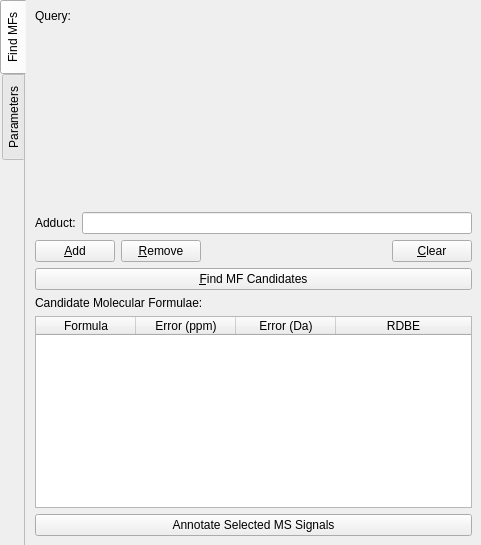
Old version of the form gui/resources/FormulaFinderWindow.ui in the repository mhagar/MzKit.
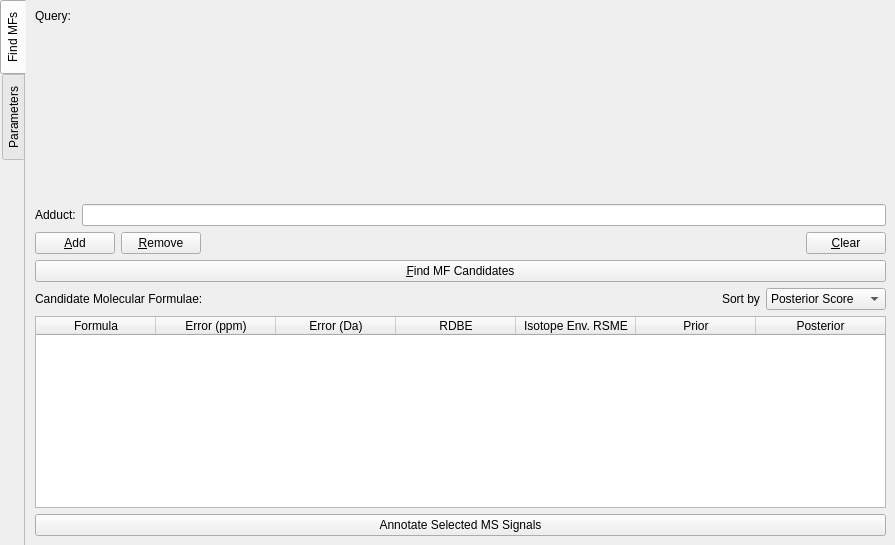
New version of the form. Custom widgets are drawn as their Qt base class.

```diff
--- a/gui/resources/FormulaFinderWindow.ui
+++ b/gui/resources/FormulaFinderWindow.ui
@@ -9,7 +9,7 @@
    <rect>
     <x>0</x>
     <y>0</y>
-    <width>481</width>
+    <width>895</width>
     <height>545</height>
    </rect>
   </property>
@@ -148,14 +148,74 @@
           </widget>
          </item>
          <item>
-          <widget class="QLabel" name="label_2">
-           <property name="text">
-            <string>Candidate Molecular Formulae:</string>
+          <layout class="QHBoxLayout" name="horizontalLayout_3">
+           <property name="bottomMargin">
+            <number>0</number>
            </property>
-          </widget>
+           <item>
+            <widget class="QLabel" name="label_2">
+             <property name="text">
+              <string>Candidate Molecular Formulae:</string>
+             </property>
+            </widget>
+           </item>
+           <item>
+            <spacer name="horizontalSpacer_2">
+             <property name="orientation">
+              <enum>Qt::Horizontal</enum>
+             </property>
+             <property name="sizeHint" stdset="0">
+              <size>
+               <width>40</width>
+               <height>20</height>
+              </size>
+             </property>
+            </spacer>
+           </item>
+           <item>
+            <widget class="QLabel" name="label_14">
+             <property name="text">
+              <string>Sort by</string>
+             </property>
+            </widget>
+           </item>
+           <item>
+            <widget class="QComboBox" name="comboSortBy">
+             <item>
+              <property name="text">
+               <string>Posterior Score</string>
+              </property>
+             </item>
+             <item>
+              <property name="text">
+               <string>Mass Error</string>
+              </property>
+             </item>
+             <item>
+              <property name="text">
+               <string>Envelope RMSE</string>
+              </property>
+             </item>
+             <item>
+              <property name="text">
+               <string>Prior Score</string>
+              </property>
+             </item>
+            </widget>
+           </item>
+          </layout>
          </item>
          <item>
           <widget class="QTableWidget" name="tableResults">
+           <property name="verticalScrollBarPolicy">
+            <enum>Qt::ScrollBarAsNeeded</enum>
+           </property>
+           <property name="horizontalScrollBarPolicy">
+            <enum>Qt::ScrollBarAsNeeded</enum>
+           </property>
+           <property name="sizeAdjustPolicy">
+            <enum>QAbstractScrollArea::AdjustIgnored</enum>
+           </property>
            <property name="editTriggers">
             <set>QAbstractItemView::NoEditTriggers</set>
            </property>
@@ -166,13 +226,19 @@
             <enum>QAbstractItemView::SelectRows</enum>
            </property>
            <property name="sortingEnabled">
-            <bool>true</bool>
+            <bool>false</bool>
            </property>
+           <attribute name="horizontalHeaderCascadingSectionResizes">
+            <bool>true</bool>
+           </attribute>
+           <attribute name="horizontalHeaderDefaultSectionSize">
+            <number>120</number>
+           </attribute>
            <attribute name="horizontalHeaderHighlightSections">
             <bool>false</bool>
            </attribute>
            <attribute name="horizontalHeaderShowSortIndicator" stdset="0">
-            <bool>true</bool>
+            <bool>false</bool>
            </attribute>
            <attribute name="horizontalHeaderStretchLastSection">
             <bool>true</bool>
@@ -197,6 +263,21 @@
              <string>RDBE</string>
             </property>
            </column>
+           <column>
+            <property name="text">
+             <string>Isotope Env. RSME</string>
+            </property>
+           </column>
+           <column>
+            <property name="text">
+             <string>Prior</string>
+            </property>
+           </column>
+           <column>
+            <property name="text">
+             <string>Posterior</string>
+            </property>
+           </column>
           </widget>
          </item>
          <item>
```
Left out of the diff: 67 changed lines with no effect on the pictures.
